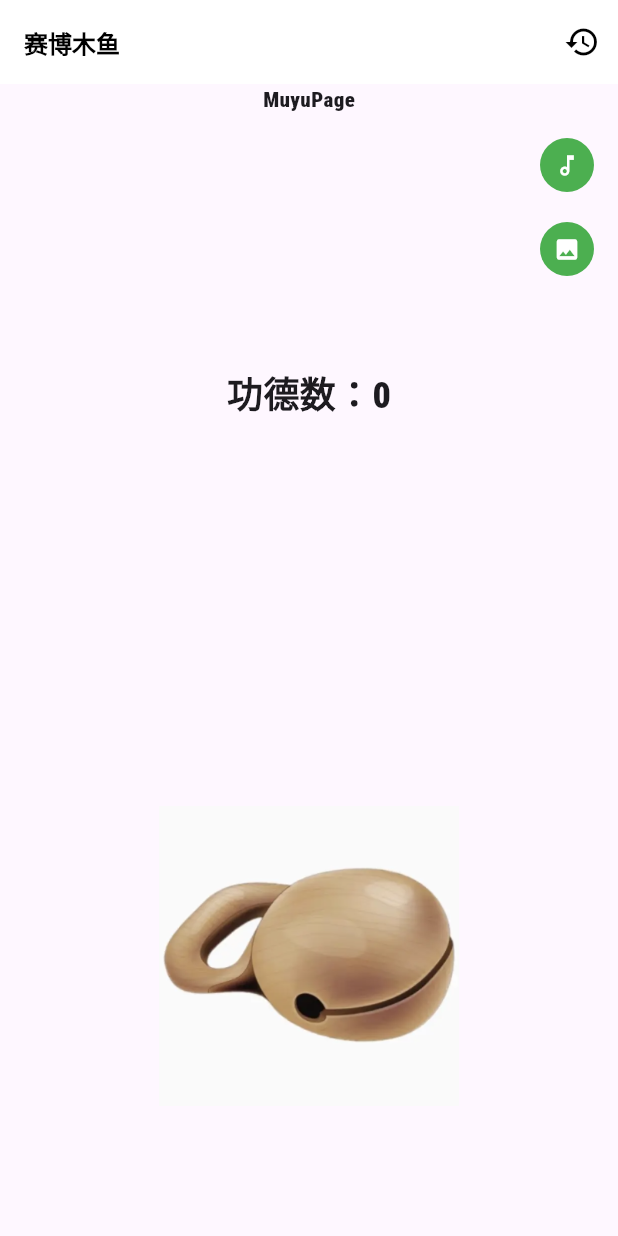
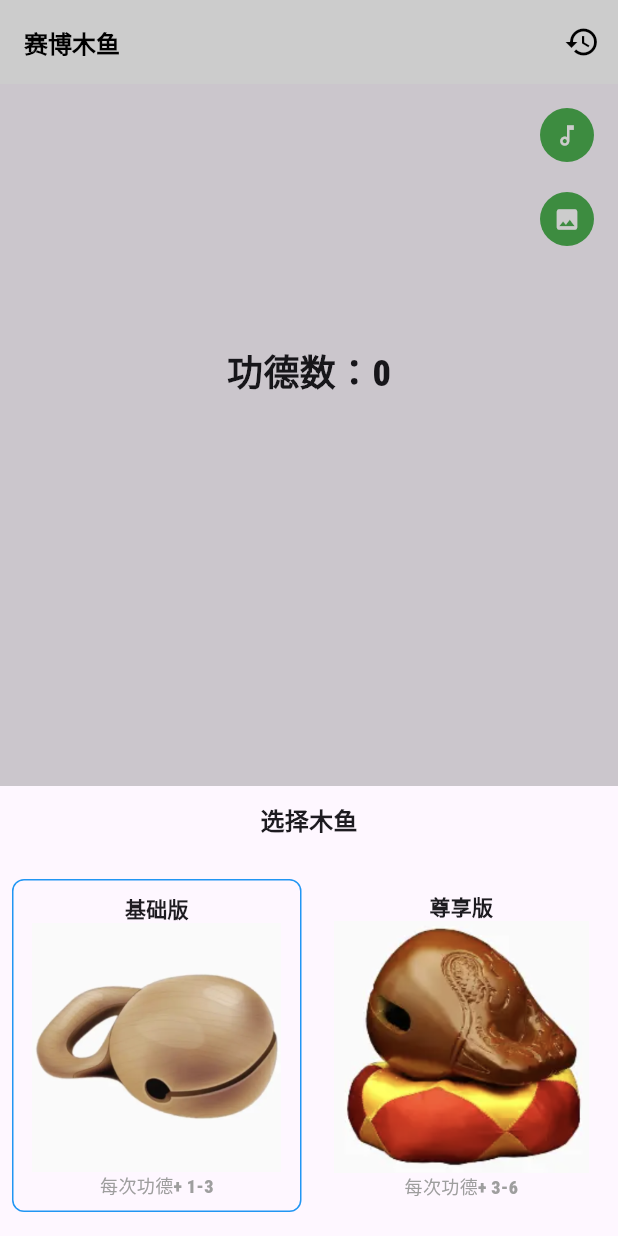
Before and after one commit to KindSeven/MyFlutterStduy, a Flutter app: the screen it shows after launch, after a tap on the "image" icon, on a phone screen of 412 x 824 dp. Run offline on Flutter 3.47's test engine with Material 3 defaults, Android fonts, the phone set to English and light mode, and no system bars; missing offline and left inert: flame_audio.

Commit message:
完成敲木鱼all

```diff
--- a/lib/muyu/count_panel.dart
+++ b/lib/muyu/count_panel.dart
@@ -38,14 +38,14 @@ class CountPanel extends StatelessWidget {
             spacing: 8,
             children: [
               ElevatedButton(
-                  onPressed: () {},
+                  onPressed:onTapSwitchAudio,
                   style: style,
                   child: Icon(
                     Icons.music_note_outlined,
                     color: Colors.white,
                   )),
               ElevatedButton(
-                  onPressed: () {},
+                  onPressed:onTapSwitchImage,
                   style: style,
                   child: Icon(Icons.image, color: Colors.white)),
             ],
--- /dev/null
+++ b/lib/muyu/image_option.dart
@@ -0,0 +1,109 @@
+import 'package:flutter/material.dart';
+
+class ImageOption {
+  final String name;
+  final String src;
+  final int min;
+  final int max;
+
+  const ImageOption(this.name, this.src, this.min, this.max);
+}
+
+class ImageOptionItem extends StatelessWidget {
+  final ImageOption option;
+  final bool active;
+
+  const ImageOptionItem({Key? key, required this.option, required this.active})
+      : super(key: key);
+
+  @override
+  Widget build(BuildContext context) {
+    // TODO: implement build
+    const Border activeBorder =
+        Border.fromBorderSide(BorderSide(color: Colors.blue));
+    return Container(
+      padding: const EdgeInsets.symmetric(vertical: 8),
+      decoration: BoxDecoration(
+          border: !active ? null : activeBorder,
+          borderRadius: BorderRadius.circular(8)),
+      child: Column(
+        children: [
+          Text(
+            option.name,
+            style: TextStyle(fontWeight: FontWeight.bold),
+          ),
+          Expanded(
+              child: Padding(
+                  padding: const EdgeInsets.symmetric(horizontal: 8.0),
+                  child: Image.asset(option.src))),
+          Text(
+            '每次功德+ ${option.min}-${option.max}',
+            style: TextStyle(color: Colors.grey, fontSize: 12),
+          )
+        ],
+      ),
+    );
+  }
+}
+
+class ImageOptionPanel extends StatelessWidget {
+  final List<ImageOption> imageOptions;
+  final ValueChanged<int> onSelect;
+  final int activeIndex;
+
+  const ImageOptionPanel(
+      {Key? key,
+      required this.imageOptions,
+      required this.onSelect,
+      required this.activeIndex})
+      : super(key: key);
+
+  Widget _buildByIndex(int index) {
+    bool active = index == activeIndex;
+    return GestureDetector(
+      onTap: () => onSelect(index),
+      child: ImageOptionItem(
+        active: active,
+        option: imageOptions[index],
+      ),
+    );
+  }
+
+  @override
+  Widget build(BuildContext context) {
+    // TODO: implement build
+    const TextStyle labelStyle =
+        TextStyle(fontSize: 16, fontWeight: FontWeight.bold);
+    const EdgeInsets padding =
+        EdgeInsets.symmetric(horizontal: 8.0, vertical: 16);
+    return Material(
+      child: SizedBox(
+          height: 300,
+          child: Column(
+            children: [
+              Container(
+                height: 46,
+                alignment: Alignment.center,
+                child: Text(
+                  '选择木鱼',
+                  style: labelStyle,
+                ),
+              ),
+              Expanded(
+                  child: Padding(
+                padding: padding,
+                child: Row(
+                  children: [
+                    Expanded(child: _buildByIndex(0)),
+                    const SizedBox(
+                      width: 10,
+                    ),
+                    Expanded(child: _buildByIndex(1)),
+                  ],
+                ),
+              ))
+            ],
+          )),
+    );
+  }
+}
--- a/lib/muyu/muyupage.dart
+++ b/lib/muyu/muyupage.dart
@@ -1,11 +1,13 @@
 import 'dart:math';
-
+import 'package:flutter/cupertino.dart';
 import 'package:flutter/material.dart';
 import 'muyu_AppBar.dart';
 import 'count_panel.dart';
 import 'muyu_assets_image.dart';
 import 'package:flame_audio/flame_audio.dart';
 import 'animate_text.dart';
+import 'image_option.dart';
+import 'audio_option.dart';
 
 class MuyuPage extends StatefulWidget {
   const MuyuPage({Key? key}) : super(key: key);
@@ -19,23 +21,79 @@ class _MuyuPageState extends State<MuyuPage> {
   final Random _random = Random();
   AudioPool? pool;
   int _cruValue = 0;
+  final List<ImageOption> imageOptions = const [
+    ImageOption('基础版', 'assets/images/muyu.png', 1, 3),
+    ImageOption('尊享版', 'assets/images/muyu_2.png', 3, 6)
+  ];
+  int _activeimageIndex = 0;
+  int _activeAudioIndex = 0;
+  String get activeImage => imageOptions[_activeimageIndex].src;
+  String get activeAudio => audioOptions[_activeAudioIndex].src;
+  final List<AudioOption> audioOptions = const [
+    AudioOption('音效1', 'muyu_1.mp3'),
+    AudioOption('音效2', 'muyu_2.mp3'),
+    AudioOption('音效3', 'muyu_3.mp3'),
+  ];
 
-  void onTapSwitchAudio() {}
+  int get knockValue {
+    int min = imageOptions[_activeimageIndex].min;
+    int max = imageOptions[_activeimageIndex].max;
+    return _random.nextInt(max + 1 - min) + min;
+  }
 
-  void onTapSwitchImage() {}
+  void _onSelectImage(int value) {
+    Navigator.of(context).pop();
+    if (value == _activeimageIndex) return;
+    setState(() {
+      _activeimageIndex = value;
+    });
+  }
+
+  void _onSelectAudio(int value) async {
+    Navigator.of(context).pop();
+    print(activeAudio);
+    if (value == _activeAudioIndex) return;
+
+    _activeAudioIndex = value;
+    pool = await FlameAudio.createPool(activeAudio, maxPlayers: 1);
+  }
+
+  void onTapSwitchAudio() {
+    showCupertinoModalPopup(
+        context: context,
+        builder: (BuildContext context) {
+          return AudioOptionPanel(
+            audioOptions: audioOptions,
+            activeIndex: _activeAudioIndex,
+            onSelect: _onSelectAudio,
+          );
+        });
+  }
+
+  void onTapSwitchImage() {
+    showCupertinoModalPopup(
+        context: context,
+        builder: (BuildContext context) {
+          return ImageOptionPanel(
+            imageOptions: imageOptions,
+            activeIndex: _activeimageIndex,
+            onSelect: _onSelectImage,
+          );
+        });
+  }
 
   void _toHistory() {}
 
   void _onKnock() {
     pool?.start();
     setState(() {
-      _cruValue = 1 + _random.nextInt(3);
+      _cruValue = knockValue;
       _count += _cruValue;
     });
   }
 
   void _initAudioPool() async {
-    pool = await FlameAudio.createPool('muyu_3.mp3', maxPlayers: 4);
+    pool = await FlameAudio.createPool('muyu_1.mp3', maxPlayers: 1);
   }
 
   @override
@@ -50,7 +108,7 @@ class _MuyuPageState extends State<MuyuPage> {
         appBar: MuyuAppBar(),
         body: Column(
           children: [
-            Text('MuyuPage'),
+            // Text('MuyuPage'),
             Expanded(
                 child: CountPanel(
                     count: _count,
@@ -59,7 +117,7 @@ class _MuyuPageState extends State<MuyuPage> {
             Expanded(
                 child: Stack(alignment: Alignment.topCenter, children: [
               MuyuAssetsImage(
-                image: 'assets/images/muyu.png',
+                image: activeImage,
                 onTap: _onKnock,
               ),
               if (_cruValue != 0) AnimateText(text: '功德+$_cruValue')
--- a/pubspec.yaml
+++ b/pubspec.yaml
@@ -32,5 +32,5 @@ flutter:
           weight: 700
   assets:
     - assets/images/maodie.jpg
-    - assets/images/muyu.png
+    - assets/images/
     - assets/audio/
```
Also changed, not shown: lib/muyu/audio_option.dart (added, +86 -0 lines), assets/images/muyu_2.png (added).
